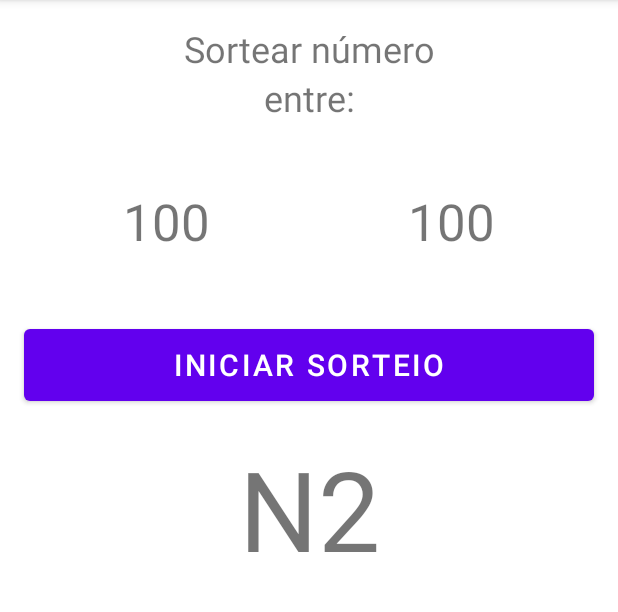
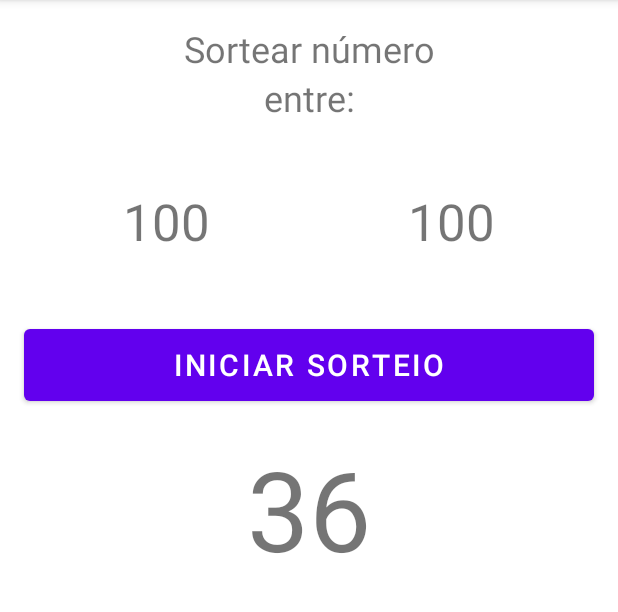
Before and after one commit to danielribas1105/sorteador-app, an Android app: the HomeActivity screen opened directly, with no data from a screen before it, after a tap on "INICIAR SORTEIO", on a phone screen of 412 x 824 dp, the part 84-696 px from its top. Run offline under Robolectric (Android 15) with nearby library versions, the phone set to English and light mode, and no system bars.

Commit message:
update function ramdom

```diff
--- a/app/src/main/java/com/apps/sorteadoreasy/activity/HomeActivity.java
+++ b/app/src/main/java/com/apps/sorteadoreasy/activity/HomeActivity.java
@@ -30,9 +30,9 @@ public class HomeActivity extends AppCompatActivity {
         btnRaffle.setOnClickListener(new View.OnClickListener() {
             @Override
             public void onClick(View view) {
-                int x = new Random().nextInt(11);
-                numRaffle.setText("N" + x);
-                Toast.makeText(HomeActivity.this, "Iniciar Sorteio", Toast.LENGTH_SHORT).show();
+                String numFim = (String) numEnd.getText();
+                int x = new Random().nextInt(Integer.parseInt(numFim));
+                numRaffle.setText(String.valueOf(x));
             }
         });
 
```
